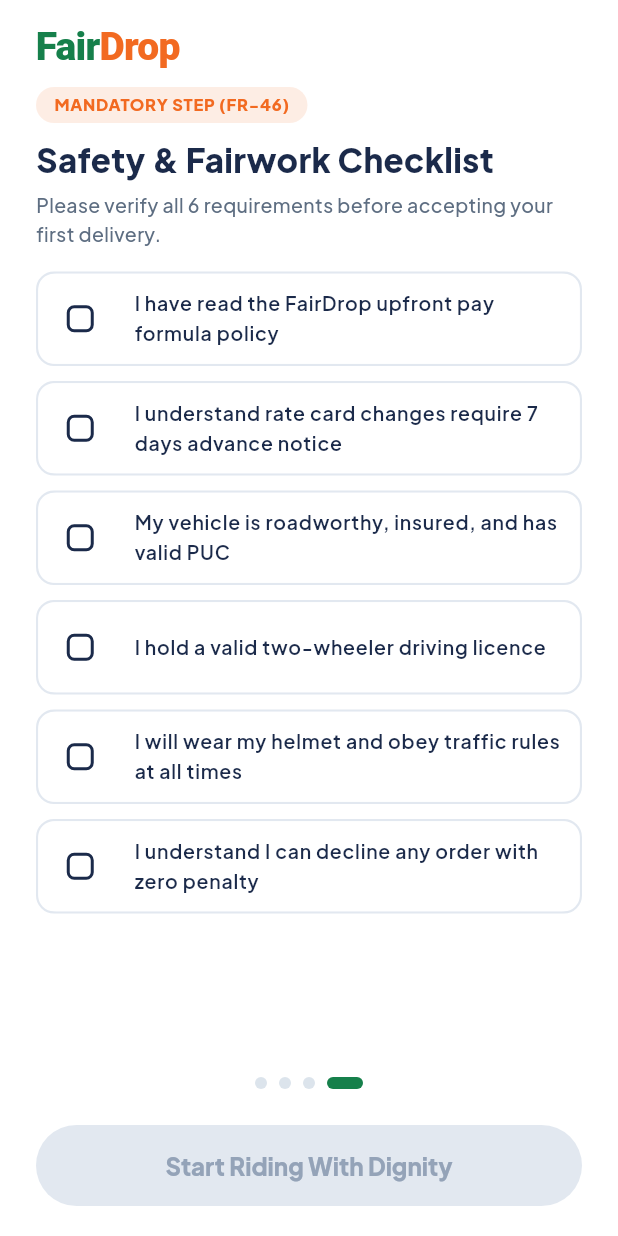
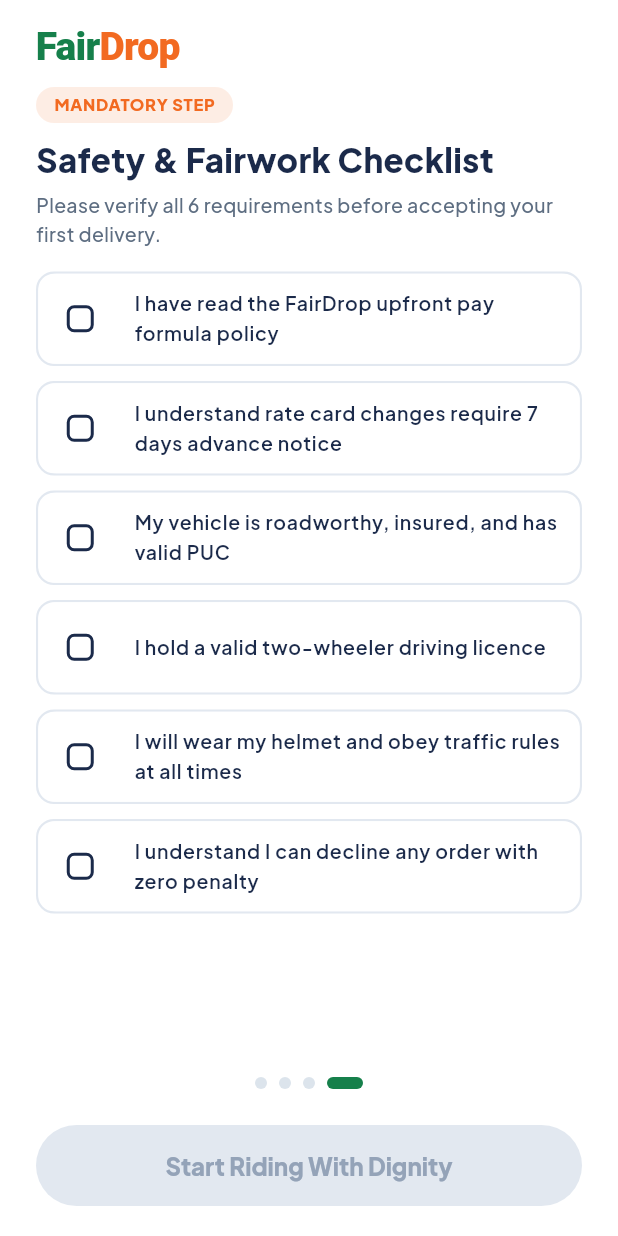
Before and after one commit to rai04han/FairDrop, a Flutter app: the OnboardingScreen screen opened by its route, swiped to page 4, on a phone screen of 412 x 824 dp. Run offline on Flutter 3.47's test engine with Material 3 defaults, Android fonts, the phone set to English and light mode, and no system bars; our stand-ins replace fl_chart, flutter_map, flutter_secure_storage, google_fonts, latlong2, shared_preferences; accounts and stored records are empty.

Commit message:
fix(ui): remove internal ticket reference from onboarding badge

```diff
--- a/fairdrop_app/lib/screens/onboarding_screen.dart
+++ b/fairdrop_app/lib/screens/onboarding_screen.dart
@@ -344,7 +344,7 @@ class _OnboardingScreenState extends State<OnboardingScreen> {
               borderRadius: BorderRadius.circular(12),
             ),
             child: Text(
-              'MANDATORY STEP (FR-46)',
+              'MANDATORY STEP',
               style: GoogleFonts.plusJakartaSans(
                 fontSize: 11,
                 fontWeight: FontWeight.w800,
```
